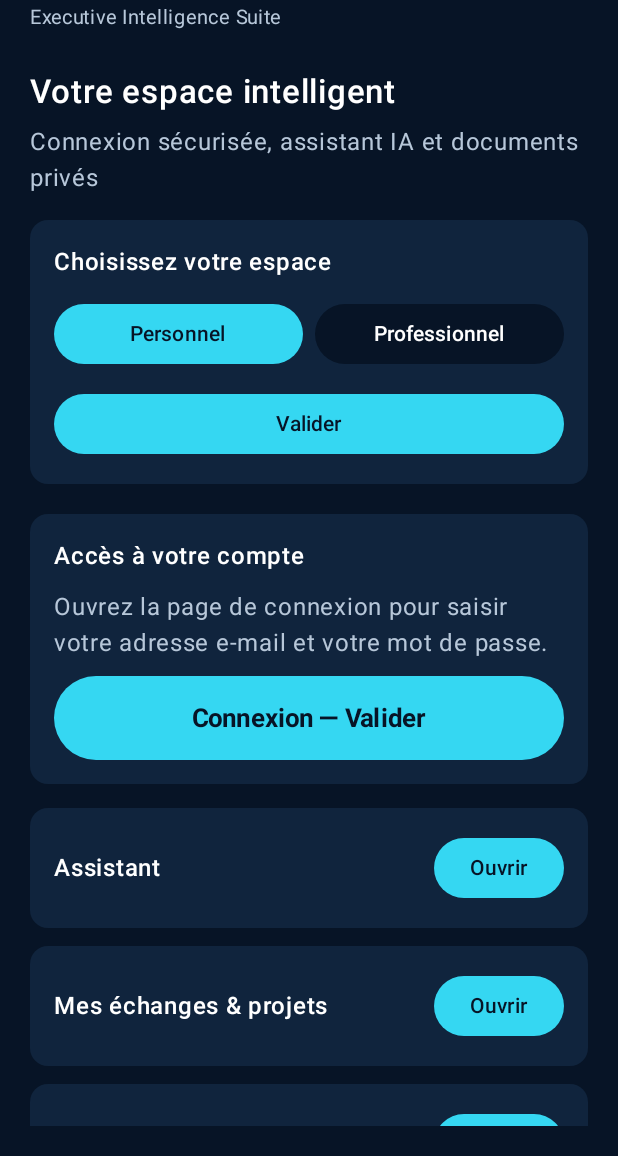
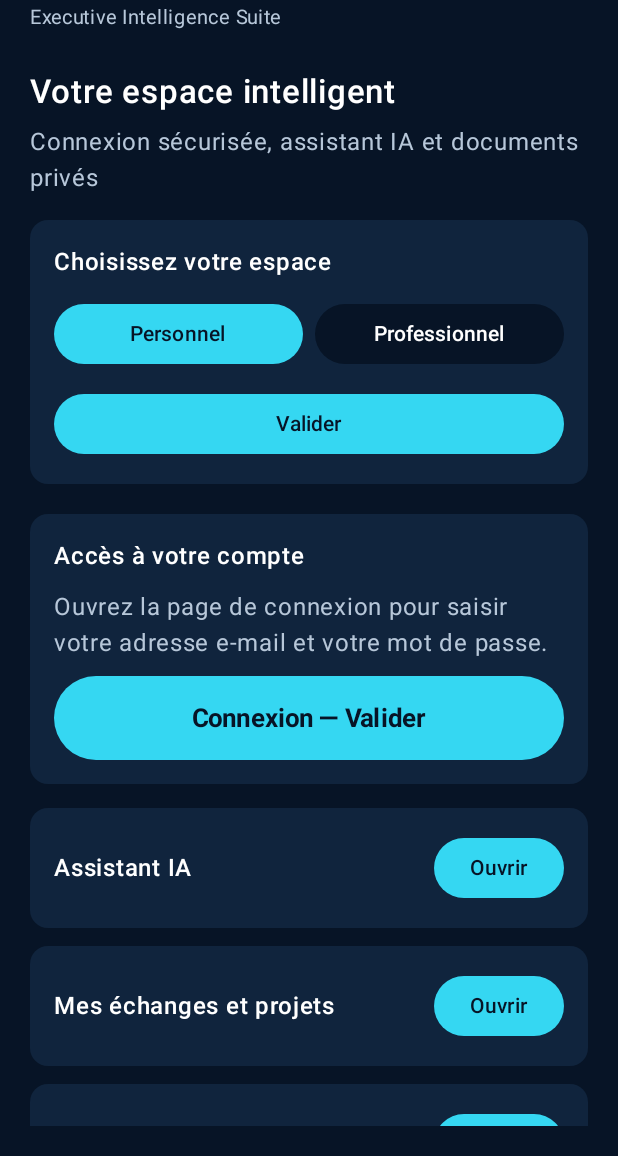
Before and after one commit to 1826Sow/Sowia, an Android app built with Jetpack Compose: the MainActivity screen opened directly, with no data from a screen before it, on a phone screen of 412 x 824 dp, the part 80-1236 px from its top. Run offline under Robolectric (Android 15) with nearby library versions, the phone set to English and light mode, and no system bars.

Commit message:
Fix Android navigation after successful security check

```diff
--- a/android/app/src/main/java/com/sowkeys/sowia/MainActivity.kt
+++ b/android/app/src/main/java/com/sowkeys/sowia/MainActivity.kt
@@ -177,7 +177,17 @@ private fun SowiaPrototype(openLogin: Boolean = false) {
                                 horizontalArrangement = Arrangement.SpaceBetween,
                                 verticalAlignment = Alignment.CenterVertically,
                             ) {
-                                Text(item, color = Color.White, fontWeight = FontWeight.Medium)
+                                Text(
+                                    when (item) {
+                                        "Assistant" -> "Assistant IA"
+                                        "Mes échanges & projets" -> "Mes échanges et projets"
+                                        "Laboratoire PDF" -> "Rubrique PDF"
+                                        "Compte & paramètres" -> "Paramètres et connexion"
+                                        else -> item
+                                    },
+                                    color = Color.White,
+                                    fontWeight = FontWeight.Medium,
+                                )
                                 Button(
                                     onClick = { navigate(item) },
                                     colors = ButtonDefaults.buttonColors(
@@ -190,7 +200,7 @@ private fun SowiaPrototype(openLogin: Boolean = false) {
                     }
                 } else {
                     Text(
-                        screen,
+                        if (screen == "Assistant") "Assistant IA" else screen,
                         color = Color.White,
                         fontSize = 22.sp,
                         fontWeight = FontWeight.SemiBold,
@@ -270,6 +280,9 @@ private fun AccountPanel(onLoginSuccess: () -> Unit) {
                         scope.launch {
                             try {
                                 status = auth.checkMobileHealth()
+                                // A successful health check confirms the account and mobile
+                                // service are ready; continue into the real application.
+                                onLoginSuccess()
                             } catch (error: Exception) {
                                 status = error.message ?: "Service mobile indisponible."
                             } finally {
```
